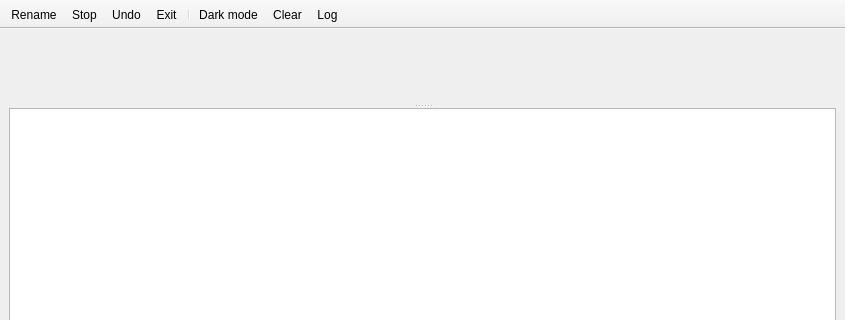
Above: mainwindow.ui from Takashi-Inoue/FileRenamer before the change; both pictures show x 0 to 845 and y 0 to 320 of the 845 by 587 pixel window. Below: the same form after it.
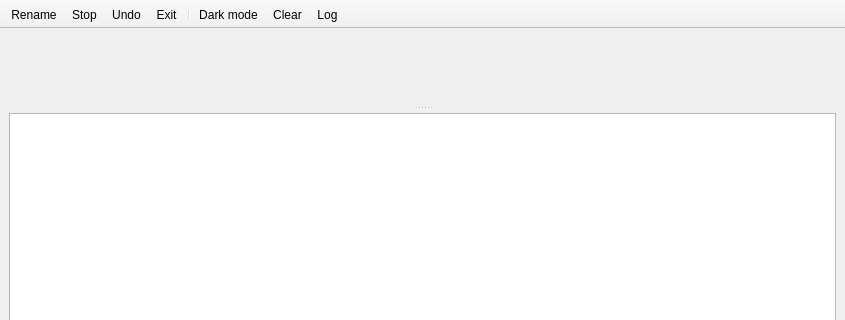
That is the form after the change. Icons and pictures are not drawn. Custom widgets are drawn as their Qt base class.

Diff of the .ui file:
```diff
--- a/mainwindow.ui
+++ b/mainwindow.ui
@@ -26,6 +26,9 @@
       <property name="orientation">
        <enum>Qt::Vertical</enum>
       </property>
+      <property name="handleWidth">
+       <number>10</number>
+      </property>
       <widget class="FrameBuilderList" name="frameBuilderList">
        <property name="frameShape">
         <enum>QFrame::NoFrame</enum>
```
